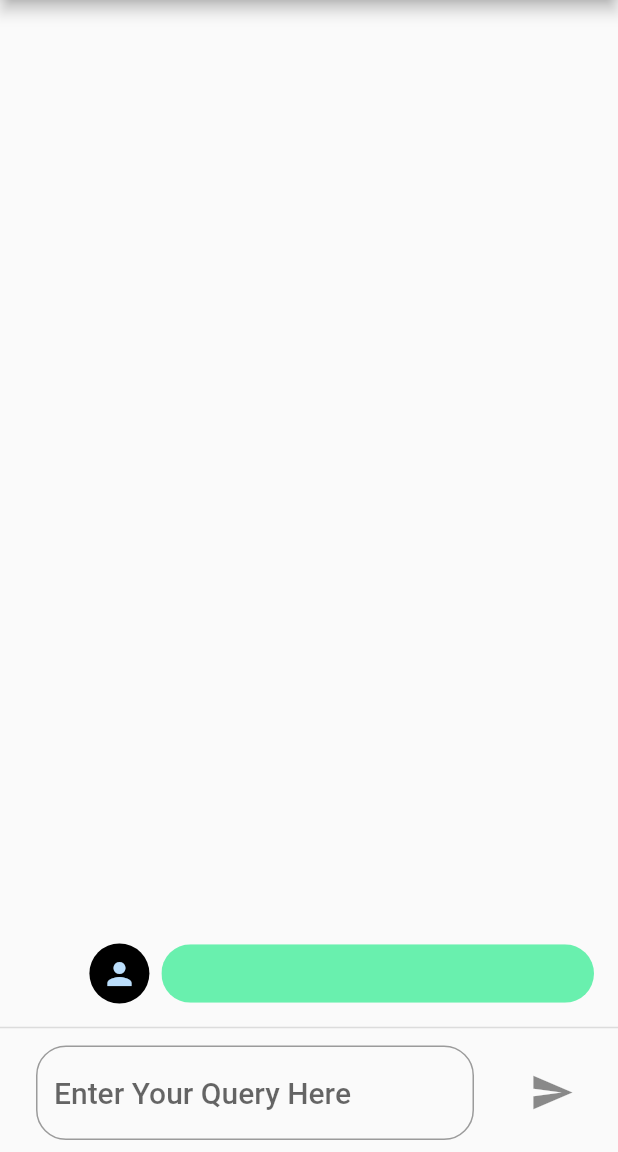
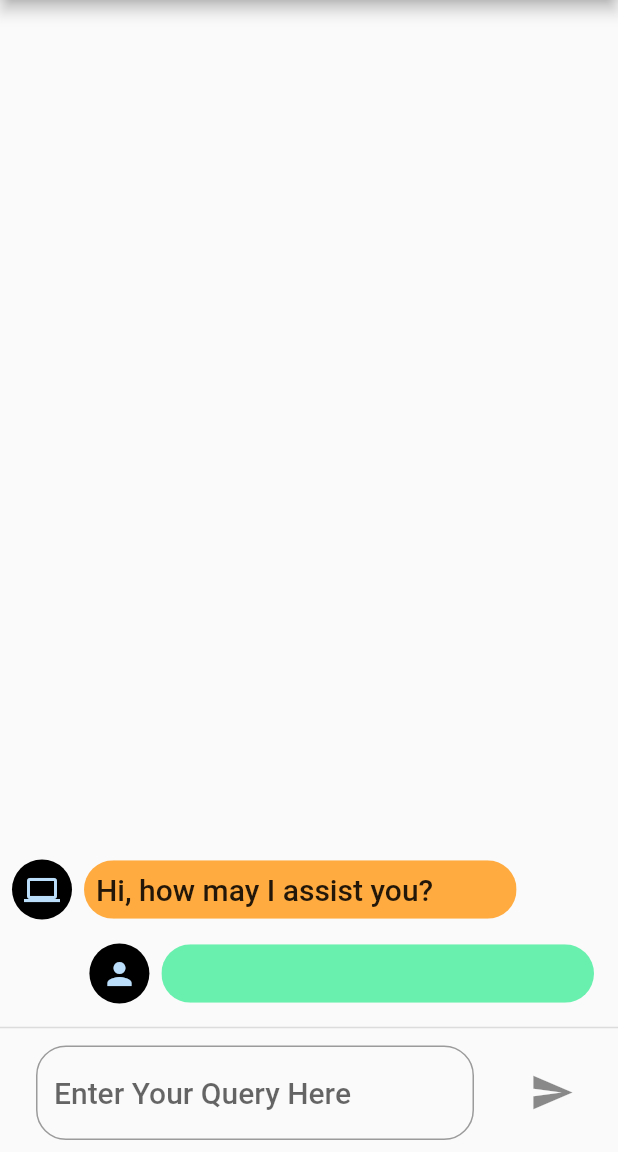
Before and after one commit to Fayiz-A/covibot, a Flutter app: the screen it shows after launch, after a tap on the "send" icon, on a phone screen of 412 x 824 dp, the part 84-1236 px from its top. Run offline on Flutter 3.47's test engine with Material 2 defaults, Android fonts, the light colour scheme and no system bars; our stand-ins replace flutter_bloc; missing offline and left inert: flutter_dialogflow.

Commit message:
added initial message

```diff
--- a/lib/blocs/chatbot_bloc.dart
+++ b/lib/blocs/chatbot_bloc.dart
@@ -1,9 +1,8 @@
 import 'package:covibot/classes/message.dart';
+import 'package:covibot/constants.dart' as constants;
 import 'package:flutter/material.dart';
 import 'package:flutter_bloc/flutter_bloc.dart';
 import 'package:flutter_dialogflow/dialogflow_v2.dart';
-
-import 'package:covibot/constants.dart' as constants;
 
 abstract class ChatbotEvent {}
 
@@ -13,12 +12,17 @@ class SendQueryEvent extends ChatbotEvent {
   SendQueryEvent({@required this.query});
 }
 
+class SendMessageFromChatbotEvent extends ChatbotEvent {
+  final String message;
+  final Option option;
+
+  SendMessageFromChatbotEvent({@required this.message, this.option});
+}
+
 class ChatbotBloc extends Bloc<ChatbotEvent, ChatbotState> {
   Dialogflow dialogflow;
 
-  ChatbotBloc() : super(InitialState()) {
-    _initializeDialogflow();
-  }
+  ChatbotBloc() : super(InitialState());
 
   List<Message> chatList = [];
 
@@ -27,9 +31,8 @@ class ChatbotBloc extends Bloc<ChatbotEvent, ChatbotState> {
     if (event is SendQueryEvent) {
       String query = event.query;
 
-      if (query == null || query
-          .trim()
-          .length == 0) query = constants.emptyStringQuery;
+      if (query == null || query.trim().length == 0)
+        query = constants.emptyStringQuery;
 
       Message userMessage = Message(sender: Sender.user, message: event.query);
       chatList.insert(0, userMessage);
@@ -41,10 +44,11 @@ class ChatbotBloc extends Bloc<ChatbotEvent, ChatbotState> {
 
       List responseListMessages = aiResponse.getListMessage();
 
-      String responseFromChatbot = responseListMessages[0]["text"]["text"][0]
-          .toString();
+      String responseFromChatbot =
+      responseListMessages[0]["text"]["text"][0].toString();
 
-      Message chatbotMessage = Message(sender: Sender.chatbot, message: responseFromChatbot);
+      Message chatbotMessage =
+      Message(sender: Sender.chatbot, message: responseFromChatbot);
 
       chatList.insert(0, chatbotMessage);
 
@@ -52,24 +56,32 @@ class ChatbotBloc extends Bloc<ChatbotEvent, ChatbotState> {
           responseListMessages[1]["payload"] != null) {
         List options = responseListMessages[1]["payload"]["options"];
 
-        for(int index = 0; index < options.length; index++) {
-          var option = options[index];
+        for (int index = 0; index < options.length; index++) {
+          _addAnswerFromChatbot(
+              message: responseFromChatbot,
+              option: Option(
+                  queryForChatbot: options[index]["query"],
+                  message: options[index]["text"]));
 
-          chatList.insert(0,
-            Message(
-                sender: Sender.chatbot,
-                message: responseFromChatbot,
-                option: Option(
-                    queryForChatbot: options[index]["query"],
-                    message: options[index]["text"])
-            ),
-          );
+          // chatList.insert(0,
+          //   Message(
+          //       sender: Sender.chatbot,
+          //       message: responseFromChatbot,
+          //       option: Option(
+          //           queryForChatbot: options[index]["query"],
+          //           message: options[index]["text"])
+          //   ),
+          // );
         }
       }
 
       print('response: $responseFromChatbot');
 
       yield MessageAddedState(chatList: chatList);
+    } else if(event is SendMessageFromChatbotEvent) {
+      _addAnswerFromChatbot(message: event.message, option: event.option);
+      yield MessageAddedState(chatList: chatList);
+
     } else {
       yield InitialState();
     }
@@ -79,6 +91,11 @@ class ChatbotBloc extends Bloc<ChatbotEvent, ChatbotState> {
     AuthGoogle authGoogle =
     await AuthGoogle(fileJson: "assets/services.json").build();
     dialogflow = Dialogflow(authGoogle: authGoogle, language: Language.english);
+  }
+
+  void _addAnswerFromChatbot({Option option, @required String message}) {
+    chatList.insert(
+        0, Message(sender: Sender.chatbot, message: message, option: option));
   }
 }
 
--- a/lib/constants.dart
+++ b/lib/constants.dart
@@ -1 +1,2 @@
 const String emptyStringQuery = 'nothing in query with passcode abc@77';
+const String initialMessageFromChatbot = 'Hi, how may I assist you?';
--- a/lib/main.dart
+++ b/lib/main.dart
@@ -2,6 +2,8 @@ import 'package:covibot/blocs/chatbot_bloc.dart';
 import 'package:covibot/screens/chatbot_page.dart';
 import 'package:flutter/material.dart';
 import 'package:flutter_bloc/flutter_bloc.dart';
+
+import 'package:covibot/constants.dart' as constants;
 
 void main() => runApp(MyApp());
 
@@ -25,7 +27,8 @@ class MyApp extends StatelessWidget {
           )
       ),
       home: BlocProvider(
-          create: (BuildContext context) => ChatbotBloc(),
+          lazy: false,
+          create: (BuildContext context) => ChatbotBloc()..add(SendMessageFromChatbotEvent(message: constants.initialMessageFromChatbot)),
           child: SafeArea(top: false, child: ChatbotPage())),
     );
   }
--- a/lib/screens/chatbot_page.dart
+++ b/lib/screens/chatbot_page.dart
@@ -15,8 +15,8 @@ class _ChatbotPageState extends State<ChatbotPage> {
   ChatbotBloc chatBloc;
 
   @override
-  void didChangeDependencies() {
-    super.didChangeDependencies();
+  void initState() {
+    super.initState();
     chatBloc = BlocProvider.of<ChatbotBloc>(context);
   }
 
@@ -80,7 +80,7 @@ class _ChatbotPageState extends State<ChatbotPage> {
                                             Radius.circular(20.0)),
                                         child: Container(
                                           width: screenSize.width * 0.7,
-                                          color: chatbotSender ? Colors
+                                          color: chatbotSender ? optionPresent ? Colors.red : Colors
                                               .orangeAccent : Colors
                                               .greenAccent,
                                           child: Padding(
```
